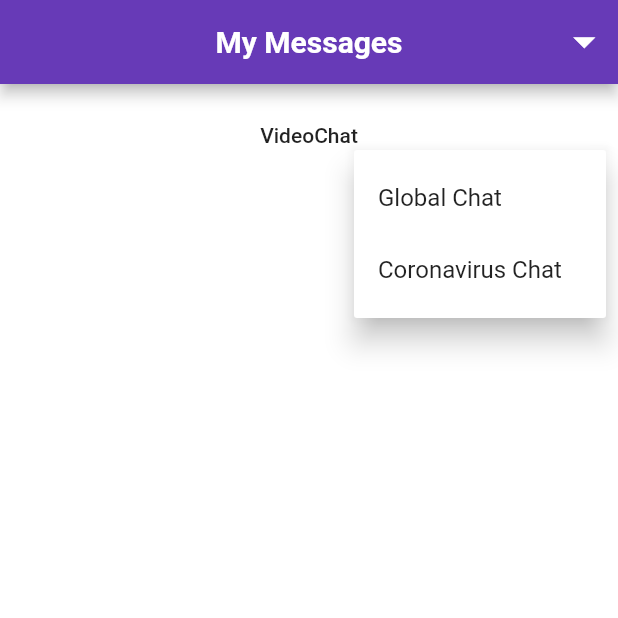
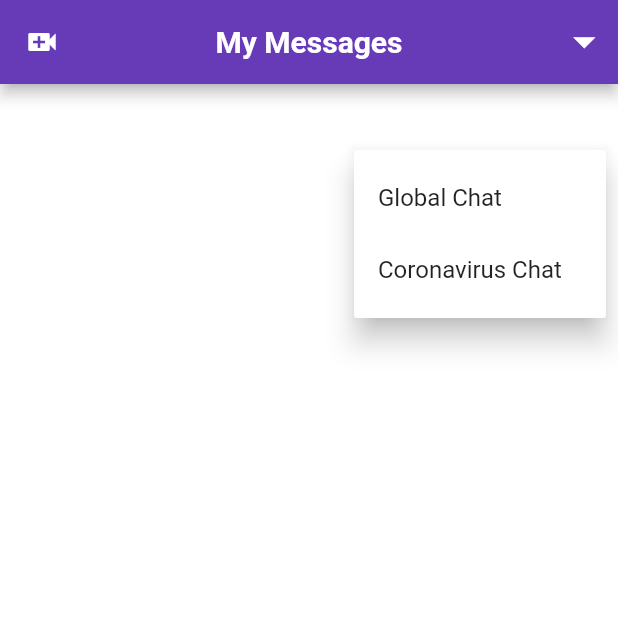
Before and after one commit to msoham123/ProtectApp, a Flutter app: the MessageScreen screen opened directly, after a tap on the "arrow drop down" icon, on a phone screen of 412 x 824 dp, the top half of it. Run offline on Flutter 3.47's test engine with Material 2 defaults, Android fonts, the phone set to English and light mode, and no system bars; our stand-ins replace cloud_firestore, curved_navigation_bar, firebase_auth, flutter_svg, intro_slider, page_transition and 2 more; missing offline and left inert: agora_rtc_engine; accounts and stored records are empty.

Commit message:
Moved VideoChat + UI Changes for Video Chat

```diff
--- a/lib/navScreen.dart
+++ b/lib/navScreen.dart
@@ -131,7 +131,7 @@ class _NavScreenState extends State<NavScreen> {
         color: Colors.deepPurple,
         buttonBackgroundColor: Colors.deepPurple,
         items: <Widget>[
-          Icon(Icons.live_help, size: 30, color: Colors.white,),
+          Icon(Icons.local_parking, size: 30, color: Colors.white,),
           Icon(Icons.dashboard, size: 30, color: Colors.white,),
           Icon(Icons.forum, size: 30, color: Colors.white,),
           Icon(Icons.person, size: 30, color: Colors.white,),
--- a/lib/screens/messageScreen.dart
+++ b/lib/screens/messageScreen.dart
@@ -15,15 +15,24 @@ class _MessageScreenState extends State<MessageScreen>{
   Widget build(BuildContext context) {
     return Scaffold(
         appBar: AppBar(
+        centerTitle: true,
         title: Text("My Messages", style: TextStyle(fontWeight: FontWeight.w700),),
-        centerTitle: true,
+        leading: IconButton(
+          icon: Icon(Icons.video_call),
+          color: Colors.white,
+          onPressed: (){
+            Navigator.push(context, MaterialPageRoute(builder: (context) => IndexPage()));
+          },
+        ),
         backgroundColor: Colors.deepPurple,
         automaticallyImplyLeading: false,
         actions: <Widget>[
+
           PopupMenuButton<int>(
             icon: Icon(Icons.arrow_drop_down, size: 35,),
             offset: Offset(0, 100),
             itemBuilder: (context) => [
+
               PopupMenuItem(
                 value: 1,
                 child: Text("Global Chat"),
@@ -41,21 +50,12 @@ class _MessageScreenState extends State<MessageScreen>{
         padding: EdgeInsets.fromLTRB(10.0,0,10.0,0),
         child: Column(
           children: <Widget>[
-
-
             Expanded(
               child: ListView(
                 shrinkWrap: true,
                 children: <Widget>[
                   SizedBox(height: 10.0),
 
-
-                  FlatButton(
-                    child: Text("VideoChat"),
-                    onPressed: (){
-                      Navigator.push(context, MaterialPageRoute(builder: (context) => IndexPage()));
-                    },
-                  )
 
 
 
--- a/lib/videoChat/screenChat.dart
+++ b/lib/videoChat/screenChat.dart
@@ -18,6 +18,7 @@ class _CallPageState extends State<CallPage> {
   static final _users = <int>[];
   final _infoStrings = <String>[];
   bool muted = false;
+
 
   @override
   void dispose() {
@@ -297,7 +298,9 @@ class _CallPageState extends State<CallPage> {
   Widget build(BuildContext context) {
     return Scaffold(
       appBar: AppBar(
-        title: Text('Agora Flutter QuickStart'),
+        title: Text('Video Chat: ${widget.channelName}'),
+        centerTitle: true,
+        backgroundColor: Colors.deepPurple,
       ),
       backgroundColor: Colors.black,
       body: Center(
```
